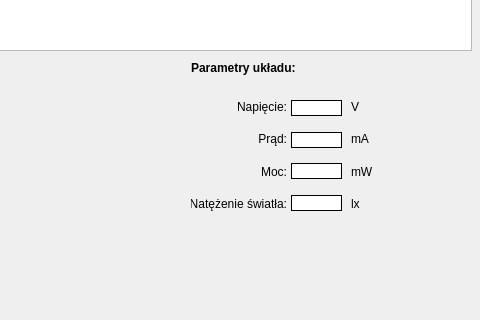
Qt form Qt/mainwindow.ui (Terionnn/Wykorzystanie-mikrokontrolera-w-ukladzie-pozyskiwania-energii-z-promieniowania-slonecznego) before a commit; both pictures show x 319 to 799 and y 180 to 500 of the 799 by 600 pixel window.
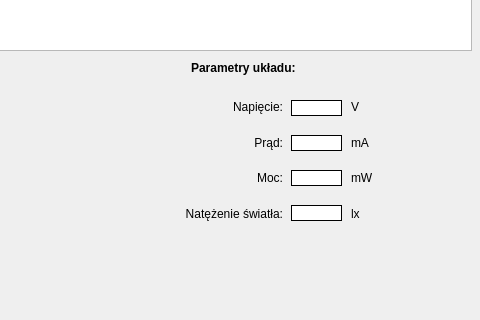
The same form after that commit. Icons and pictures are not drawn.

Diff of the .ui file:
```diff
--- a/Qt/mainwindow.ui
+++ b/Qt/mainwindow.ui
@@ -327,7 +327,7 @@
       <x>610</x>
       <y>280</y>
       <width>51</width>
-      <height>111</height>
+      <height>121</height>
      </rect>
     </property>
     <layout class="QVBoxLayout" name="verticalLayout">
@@ -427,10 +427,10 @@
    <widget class="QWidget" name="verticalLayoutWidget">
     <property name="geometry">
      <rect>
-      <x>510</x>
+      <x>471</x>
       <y>280</y>
-      <width>96</width>
-      <height>111</height>
+      <width>131</width>
+      <height>121</height>
      </rect>
     </property>
     <layout class="QVBoxLayout" name="verticalLayout_72">
@@ -521,7 +521,7 @@
       <x>670</x>
       <y>280</y>
       <width>41</width>
-      <height>111</height>
+      <height>121</height>
      </rect>
     </property>
     <layout class="QVBoxLayout" name="verticalLayout_73">
```
Left out of the diff: 2 changed lines with no effect on the pictures.
